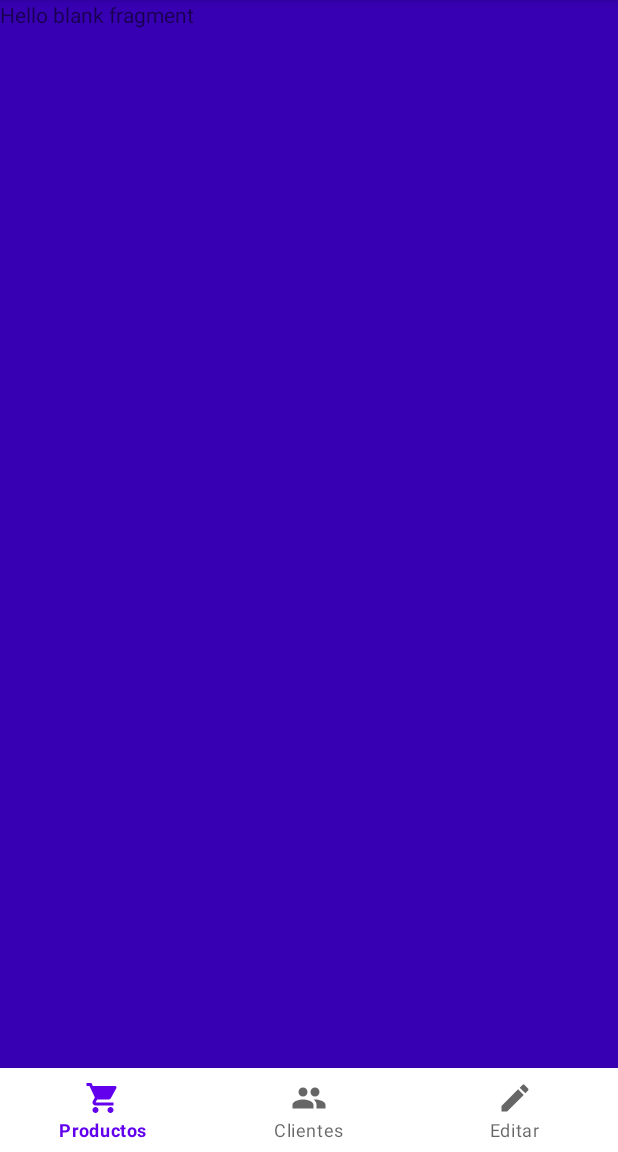
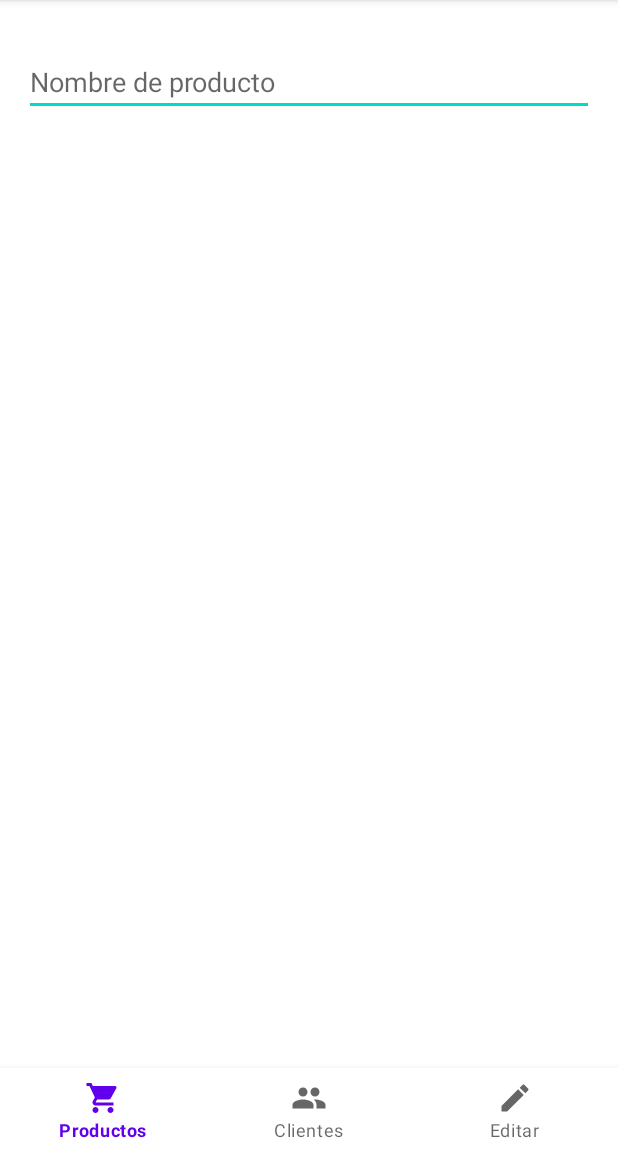
Before and after one commit to Jesus-Ivan/HomeInventory, an Android app: the screen it shows after launch (MainActivity), on a phone screen of 412 x 824 dp, the part 84-1236 px from its top. Run offline under Robolectric (Android 15) with nearby library versions, the phone set to English and light mode, and no system bars.

Commit message:
Primer commit

```diff
--- a/app/src/main/AndroidManifest.xml
+++ b/app/src/main/AndroidManifest.xml
@@ -14,7 +14,9 @@
         tools:targetApi="31" >
         <activity
             android:name=".MainActivity"
-            android:exported="true" >
+            android:exported="true"
+            android:windowSoftInputMode="adjustPan"
+            >
             <intent-filter>
                 <action android:name="android.intent.action.MAIN" />
 
--- /dev/null
+++ b/app/src/main/java/com/sishome/homeinventory/products/ProductsAdapter.kt
@@ -0,0 +1,4 @@
+package com.sishome.homeinventory.products
+
+class ProductsAdapter {
+}
--- /dev/null
+++ b/app/src/main/java/com/sishome/homeinventory/products/ProductsViewHolder.kt
@@ -0,0 +1,4 @@
+package com.sishome.homeinventory.products
+
+class ProductsViewHolder {
+}
--- a/app/src/main/res/layout/activity_main.xml
+++ b/app/src/main/res/layout/activity_main.xml
@@ -1,4 +1,5 @@
 <?xml version="1.0" encoding="utf-8"?>
+
 <androidx.constraintlayout.widget.ConstraintLayout xmlns:android="http://schemas.android.com/apk/res/android"
     xmlns:app="http://schemas.android.com/apk/res-auto"
     xmlns:tools="http://schemas.android.com/tools"
@@ -21,10 +22,12 @@
         android:id="@+id/bnPrincipal"
         android:layout_width="match_parent"
         android:layout_height="wrap_content"
+        app:layout_constraintTop_toBottomOf="@+id/fcPrincipal"
         app:layout_constraintBottom_toBottomOf="parent"
         app:layout_constraintStart_toStartOf="parent"
         app:layout_constraintEnd_toEndOf="parent"
         app:menu="@menu/bottom_items"
+        android:layout_gravity="start"
         />
 
 
--- a/app/src/main/res/layout/fragment_products.xml
+++ b/app/src/main/res/layout/fragment_products.xml
@@ -3,13 +3,30 @@
     xmlns:tools="http://schemas.android.com/tools"
     android:layout_width="match_parent"
     android:layout_height="match_parent"
-    tools:context=".ProductsFragment"
-    android:background="@color/purple_700">
-
-    <!-- TODO: Update blank fragment layout -->
-    <TextView
+    xmlns:app="http://schemas.android.com/apk/res-auto"
+    tools:context=".ProductsFragment">
+    <androidx.constraintlayout.widget.ConstraintLayout
         android:layout_width="match_parent"
         android:layout_height="match_parent"
-        android:text="@string/hello_blank_fragment" />
+        android:layout_marginHorizontal="16dp"
+        >
+        <EditText
+            android:id="@+id/tvInputSearch"
+            android:layout_width="0dp"
+            android:layout_height="wrap_content"
+            app:layout_constraintStart_toStartOf="parent"
+            app:layout_constraintEnd_toEndOf="parent"
+            app:layout_constraintTop_toTopOf="parent"
+            android:layout_marginVertical="32dp"
+            android:hint="@string/Search_bar"
+            />
+        <androidx.recyclerview.widget.RecyclerView
+            android:layout_width="0dp"
+            android:layout_height="0dp"
+            app:layout_constraintStart_toStartOf="parent"
+            app:layout_constraintEnd_toEndOf="parent"
+            app:layout_constraintTop_toBottomOf="@+id/tvInputSearch"
+            app:layout_constraintBottom_toBottomOf="parent"/>
 
+    </androidx.constraintlayout.widget.ConstraintLayout>
 </FrameLayout>
--- a/app/src/main/res/values/strings.xml
+++ b/app/src/main/res/values/strings.xml
@@ -5,5 +5,6 @@
     <string name="edit">Editar</string>
     <!-- TODO: Remove or change this placeholder text -->
     <string name="hello_blank_fragment">Hello blank fragment</string>
+    <string name="Search_bar">Nombre de producto</string>
 
 </resources>
```
Also changed, not shown: app/src/main/res/layout/item_product.xml (added, +52 -0 lines), app/src/main/res/values/colors.xml (+8 -0 lines).
